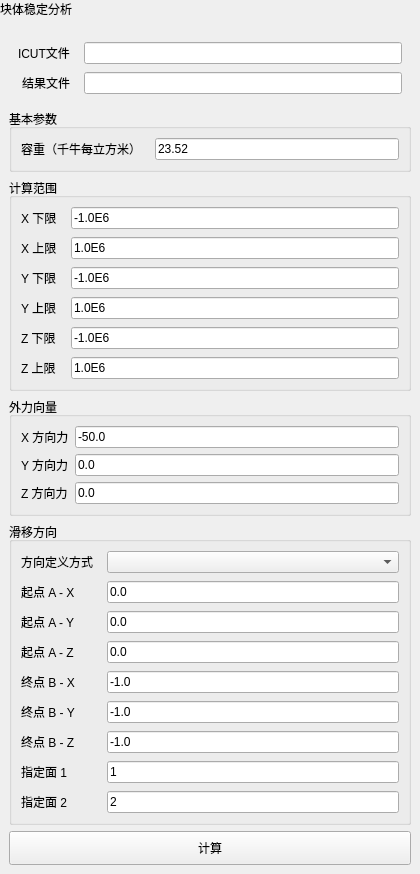
Qt form plugins/Base_Solver/CaveBlockStabilityWidget.ui (asd977/base_cae) before a commit.
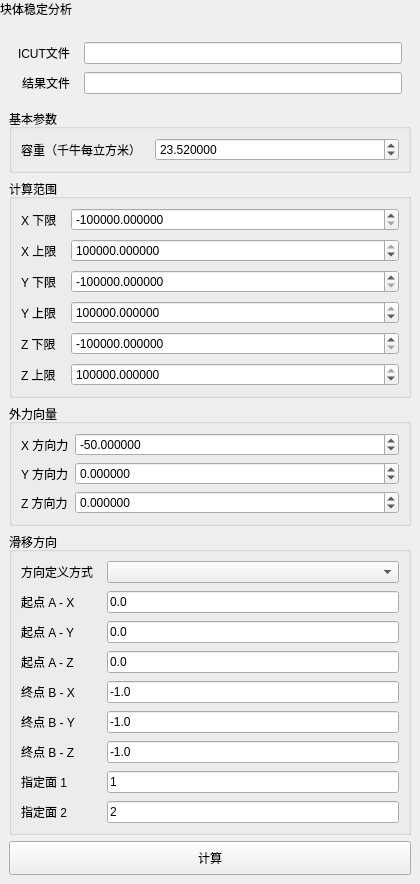
The same form after that commit.

What changed in the file:
```diff
--- a/plugins/Base_Solver/CaveBlockStabilityWidget.ui
+++ b/plugins/Base_Solver/CaveBlockStabilityWidget.ui
@@ -132,16 +132,31 @@
 </widget>
          </item>
          <item row="0" column="1">
-          <widget class="QLineEdit" name="weightEdit">
-           <property name="text">
-            <string>23.52</string>
-           </property>
+          <widget class="QDoubleSpinBox" name="weightEdit">
            <property name="minimumSize">
             <size>
              <width>10</width>
              <height>0</height>
             </size>
            </property>
+           <property name="decimals">
+            <number>6</number>
+           </property>
+           <property name="minimum">
+            <double>-1000000000.000000</double>
+           </property>
+           <property name="maximum">
+            <double>1000000000.000000</double>
+           </property>
+           <property name="singleStep">
+            <double>1.000000</double>
+           </property>
+           <property name="value">
+            <double>23.520000</double>
+           </property>
+           <property name="keyboardTracking">
+            <bool>false</bool>
+           </property>
           </widget>
          </item>
          <property name="leftMargin">
@@ -194,16 +209,31 @@
 </widget>
          </item>
          <item row="0" column="1">
-          <widget class="QLineEdit" name="xMinEdit">
-           <property name="text">
-            <string>-1.0E6</string>
-           </property>
+          <widget class="QDoubleSpinBox" name="xMinEdit">
            <property name="minimumSize">
             <size>
              <width>10</width>
              <height>0</height>
             </size>
            </property>
+           <property name="decimals">
+            <number>6</number>
+           </property>
+           <property name="minimum">
+            <double>-1000000000.000000</double>
+           </property>
+           <property name="maximum">
+            <double>1000000000.000000</double>
+           </property>
+           <property name="singleStep">
+            <double>1.000000</double>
+           </property>
+           <property name="value">
+            <double>-1000000.000000</double>
+           </property>
+           <property name="keyboardTracking">
+            <bool>false</bool>
+           </property>
           </widget>
          </item>
          <item row="1" column="0">
@@ -223,16 +253,31 @@
 </widget>
          </item>
          <item row="1" column="1">
-          <widget class="QLineEdit" name="xMaxEdit">
-           <property name="text">
-            <string>1.0E6</string>
-           </property>
+          <widget class="QDoubleSpinBox" name="xMaxEdit">
            <property name="minimumSize">
             <size>
              <width>10</width>
              <height>0</height>
             </size>
            </property>
+           <property name="decimals">
+            <number>6</number>
+           </property>
+           <property name="minimum">
+            <double>-1000000000.000000</double>
+           </property>
+           <property name="maximum">
+            <double>1000000000.000000</double>
+           </property>
+           <property name="singleStep">
+            <double>1.000000</double>
+           </property>
+           <property name="value">
+            <double>1000000.000000</double>
+           </property>
+           <property name="keyboardTracking">
+            <bool>false</bool>
+           </property>
           </widget>
          </item>
          <item row="2" column="0">
@@ -252,16 +297,31 @@
 </widget>
          </item>
          <item row="2" column="1">
-          <widget class="QLineEdit" name="yMinEdit">
-           <property name="text">
-            <string>-1.0E6</string>
-           </property>
+          <widget class="QDoubleSpinBox" name="yMinEdit">
            <property name="minimumSize">
             <size>
              <width>10</width>
              <height>0</height>
             </size>
            </property>
+           <property name="decimals">
+            <number>6</number>
+           </property>
+           <property name="minimum">
+            <double>-1000000000.000000</double>
+           </property>
+           <property name="maximum">
+            <double>1000000000.000000</double>
+           </property>
+           <property name="singleStep">
+            <double>1.000000</double>
+           </property>
+           <property name="value">
+            <double>-1000000.000000</double>
+           </property>
+           <property name="keyboardTracking">
+            <bool>false</bool>
+           </property>
           </widget>
          </item>
          <item row="3" column="0">
@@ -281,16 +341,31 @@
 </widget>
          </item>
          <item row="3" column="1">
-          <widget class="QLineEdit" name="yMaxEdit">
-           <property name="text">
-            <string>1.0E6</string>
-           </property>
+          <widget class="QDoubleSpinBox" name="yMaxEdit">
            <property name="minimumSize">
             <size>
              <width>10</width>
              <height>0</height>
             </size>
            </property>
+           <property name="decimals">
+            <number>6</number>
+           </property>
+           <property name="minimum">
+            <double>-1000000000.000000</double>
+           </property>
+           <property name="maximum">
+            <double>1000000000.000000</double>
+           </property>
+           <property name="singleStep">
+            <double>1.000000</double>
+           </property>
+           <property name="value">
+            <double>1000000.000000</double>
+           </property>
+           <property name="keyboardTracking">
+            <bool>false</bool>
+           </property>
           </widget>
          </item>
          <item row="4" column="0">
@@ -310,16 +385,31 @@
 </widget>
          </item>
          <item row="4" column="1">
-          <widget class="QLineEdit" name="zMinEdit">
-           <property name="text">
-            <string>-1.0E6</string>
-           </property>
+          <widget class="QDoubleSpinBox" name="zMinEdit">
            <property name="minimumSize">
             <size>
              <width>10</width>
              <height>0</height>
             </size>
            </property>
+           <property name="decimals">
+            <number>6</number>
+           </property>
+           <property name="minimum">
+            <double>-1000000000.000000</double>
+           </property>
+           <property name="maximum">
+            <double>1000000000.000000</double>
+           </property>
+           <property name="singleStep">
+            <double>1.000000</double>
+           </property>
+           <property name="value">
+            <double>-1000000.000000</double>
+           </property>
+           <property name="keyboardTracking">
+            <bool>false</bool>
+           </property>
           </widget>
          </item>
          <item row="5" column="0">
@@ -339,16 +429,31 @@
 </widget>
          </item>
          <item row="5" column="1">
-          <widget class="QLineEdit" name="zMaxEdit">
-           <property name="text">
-            <string>1.0E6</string>
-           </property>
+          <widget class="QDoubleSpinBox" name="zMaxEdit">
            <property name="minimumSize">
             <size>
              <width>10</width>
              <height>0</height>
             </size>
            </property>
+           <property name="decimals">
+            <number>6</number>
+           </property>
+           <property name="minimum">
+            <double>-1000000000.000000</double>
+           </property>
+           <property name="maximum">
+            <double>1000000000.000000</double>
+           </property>
+           <property name="singleStep">
+            <double>1.000000</double>
+           </property>
+           <property name="value">
+            <double>1000000.000000</double>
+           </property>
+           <property name="keyboardTracking">
+            <bool>false</bool>
+           </property>
           </widget>
          </item>
          <property name="leftMargin">
@@ -404,16 +509,31 @@
 </widget>
          </item>
          <item row="0" column="1">
-          <widget class="QLineEdit" name="fxEdit">
-           <property name="text">
-            <string>-50.0</string>
-           </property>
+          <widget class="QDoubleSpinBox" name="fxEdit">
            <property name="minimumSize">
             <size>
              <width>10</width>
              <height>0</height>
             </size>
            </property>
+           <property name="decimals">
+            <number>6</number>
+           </property>
+           <property name="minimum">
+            <double>-1000000000.000000</double>
+           </property>
+           <property name="maximum">
+            <double>1000000000.000000</double>
+           </property>
+           <property name="singleStep">
+            <double>1.000000</double>
+           </property>
+           <property name="value">
+            <double>-50.000000</double>
+           </property>
+           <property name="keyboardTracking">
+            <bool>false</bool>
+           </property>
           </widget>
          </item>
          <item row="1" column="0">
@@ -433,16 +553,31 @@
 </widget>
          </item>
          <item row="1" column="1">
-          <widget class="QLineEdit" name="fyEdit">
-           <property name="text">
-            <string>0.0</string>
-           </property>
+          <widget class="QDoubleSpinBox" name="fyEdit">
            <property name="minimumSize">
             <size>
              <width>10</width>
              <height>0</height>
             </size>
            </property>
+           <property name="decimals">
+            <number>6</number>
+           </property>
+           <property name="minimum">
+            <double>-1000000000.000000</double>
+           </property>
+           <property name="maximum">
+            <double>1000000000.000000</double>
+           </property>
+           <property name="singleStep">
+            <double>1.000000</double>
+           </property>
+           <property name="value">
+            <double>0.000000</double>
+           </property>
+           <property name="keyboardTracking">
+            <bool>false</bool>
+           </property>
           </widget>
          </item>
          <item row="2" column="0">
@@ -462,16 +597,31 @@
 </widget>
          </item>
          <item row="2" column="1">
-          <widget class="QLineEdit" name="fzEdit">
-           <property name="text">
-            <string>0.0</string>
-           </property>
+          <widget class="QDoubleSpinBox" name="fzEdit">
            <property name="minimumSize">
             <size>
              <width>10</width>
              <height>0</height>
             </size>
            </property>
+           <property name="decimals">
+            <number>6</number>
+           </property>
+           <property name="minimum">
+            <double>-1000000000.000000</double>
+           </property>
+           <property name="maximum">
+            <double>1000000000.000000</double>
+           </property>
+           <property name="singleStep">
+            <double>1.000000</double>
+           </property>
+           <property name="value">
+            <double>0.000000</double>
+           </property>
+           <property name="keyboardTracking">
+            <bool>false</bool>
+           </property>
           </widget>
          </item>
          <property name="leftMargin">
```
Lines whose indentation alone changed are shown as unchanged.
